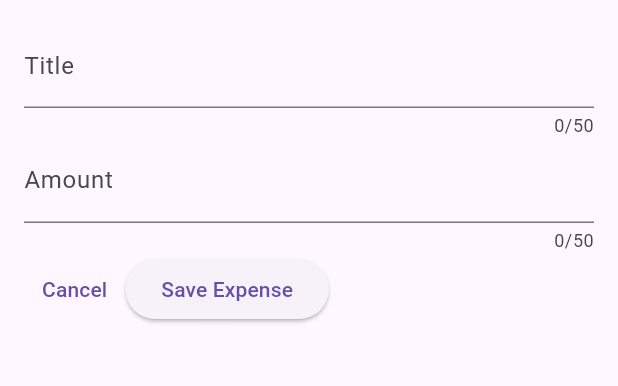
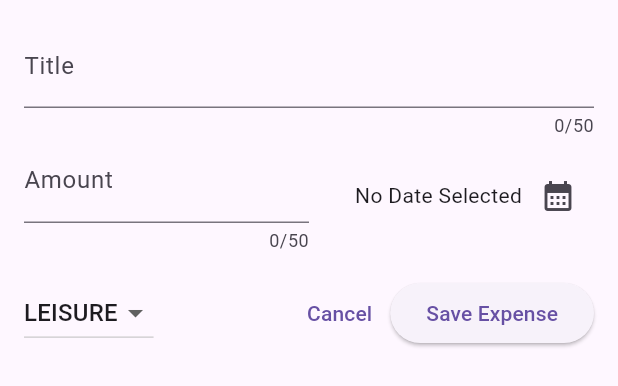
Before and after one commit to md-azmi-siddique/expense_tracker_app, a Flutter app: the NewExpense widget shown alone on an empty page, opened directly, on a phone screen of 412 x 824 dp. Shown: the top 386 px of the screen. Run offline on Flutter 3.47's test engine with Material 3 defaults, Android fonts, the phone set to English and light mode, and no system bars.

Commit message:
Calender and Category Added

```diff
--- a/lib/widgets/new_expense.dart
+++ b/lib/widgets/new_expense.dart
@@ -1,4 +1,5 @@
 import 'package:flutter/material.dart';
+import 'package:expense_tracker_app/models/expense.dart';
 
 class NewExpense extends StatefulWidget {
   const NewExpense({super.key});
@@ -12,6 +13,22 @@ class NewExpense extends StatefulWidget {
 class _NewExpenseState extends State<NewExpense> {
   final _titleController = TextEditingController();
   final _amountController = TextEditingController();
+  DateTime? _selectedDate;
+  Category _selectedCategory = Category.leisure;
+
+  void _datePicker() async {
+    final now = DateTime.now();
+    final firstDate = DateTime(now.year - 1, now.month, now.day);
+    final pickedDate = await showDatePicker(
+        context: context,
+        initialDate: now,
+        firstDate: firstDate,
+        lastDate: now);
+    setState(() {
+      _selectedDate = pickedDate;
+    });
+  }
+
   @override
   void dispose() {
     _titleController.dispose();
@@ -32,7 +49,10 @@ class _NewExpenseState extends State<NewExpense> {
               label: Text("Title"),
             ),
           ),
-          TextField(
+          Row(
+            children: [
+              Expanded(
+                child: TextField(
                   controller: _amountController,
                   keyboardType: TextInputType.number,
                   maxLength: 50,
@@ -41,8 +61,55 @@ class _NewExpenseState extends State<NewExpense> {
                     label: Text("Amount"),
                   ),
                 ),
+              ),
+              const SizedBox(
+                width: 0,
+              ),
+              Expanded(
+                child: Row(
+                  mainAxisAlignment: MainAxisAlignment.end,
+                  crossAxisAlignment: CrossAxisAlignment.center,
+                  children: [
+                    Text(
+                      _selectedDate == null
+                          ? "No Date Selected"
+                          : dateFormat.format(_selectedDate!),
+                    ),
+                    IconButton(
+                        onPressed: _datePicker,
+                        icon: const Icon(Icons.calendar_month))
+                  ],
+                ),
+              ),
+            ],
+          ),
+          const SizedBox(height: 16,),
           Row(
             children: [
+              DropdownButton(
+                value: _selectedCategory,
+                items: Category.values
+                    .map(
+                      (category) => DropdownMenuItem(
+                        value: category,
+                        child: Text(
+                          category.name.toUpperCase(),
+                        ),
+                      ),
+                    )
+                    .toList(),
+                onChanged: (value) {
+                  if (value == null) {
+                    return;
+                  }
+                  setState(
+                    () {
+                      _selectedCategory = value;
+                    },
+                  );
+                },
+              ),
+              const Spacer(),
               TextButton(
                 onPressed: () {
                   Navigator.pop(context);
```
Lines whose indentation alone changed are shown as unchanged.
